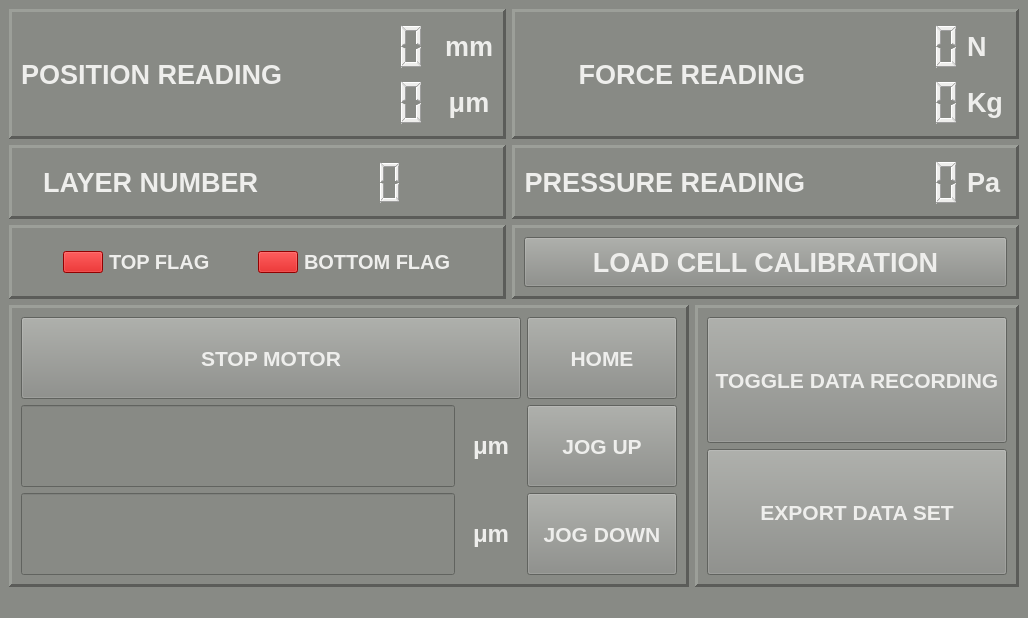
Above: newBlackBetty.ui from georgeExotic/BlackBetty_v2 before the change. Below: the same form after it.
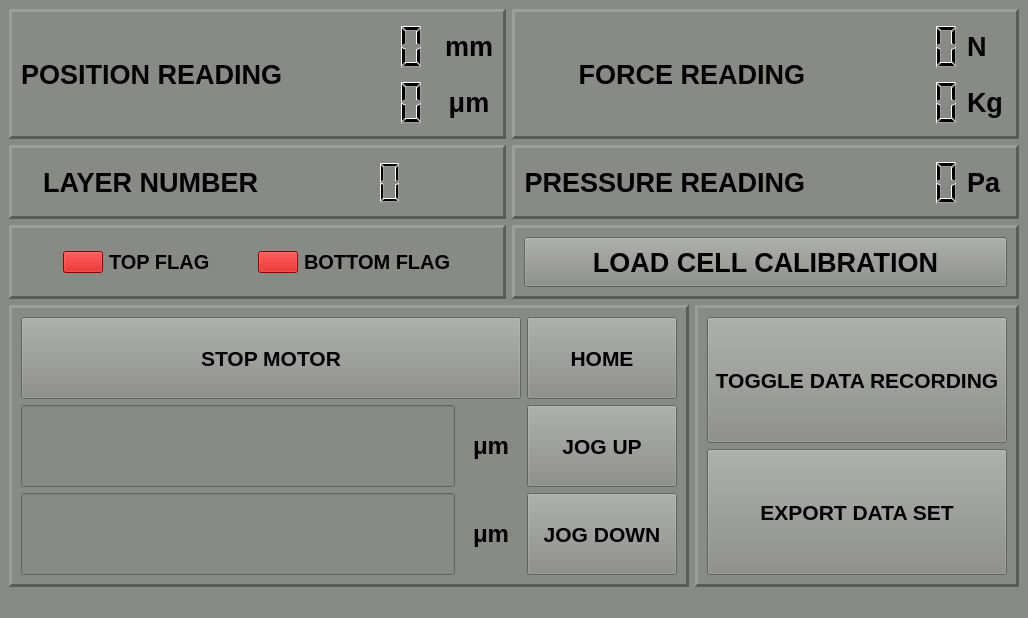
That is the form after the change.

Patch:
```diff
--- a/newBlackBetty.ui
+++ b/newBlackBetty.ui
@@ -27,7 +27,7 @@
   </property>
   <property name="styleSheet">
    <string notr="true">background-color: rgb(136, 138, 133);
-color: rgb(238, 238, 236);</string>
+color: rgb(0, 0, 0);</string>
   </property>
   <widget class="QWidget" name="centralwidget">
    <property name="sizePolicy">
```
